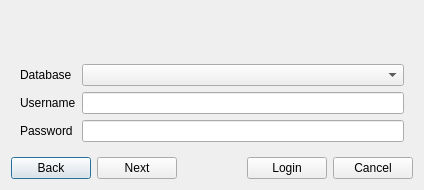
The window that interface/ui/login.ui (OmniaGit/OdooQtUi) describes before a commit, drawn with Qt 5.
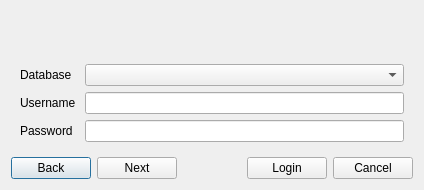
The same window after the commit.

The edit to the form file:
```diff
--- a/interface/ui/login.ui
+++ b/interface/ui/login.ui
@@ -72,6 +72,9 @@
      </widget>
      <widget class="QWidget" name="page_2">
       <layout class="QGridLayout" name="gridLayout_3">
+       <property name="horizontalSpacing">
+        <number>9</number>
+       </property>
        <item row="1" column="0">
         <widget class="QLabel" name="label_database">
          <property name="text">
```
